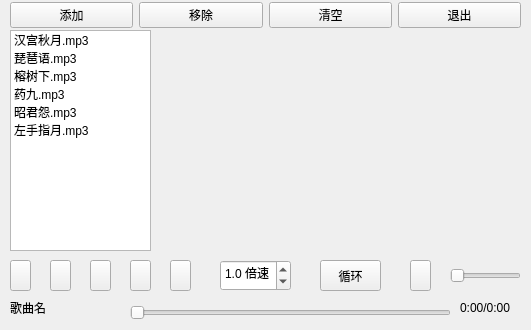
The window that mainwindow.ui (WLM-Git/16-1) describes before a commit, drawn with Qt 5.
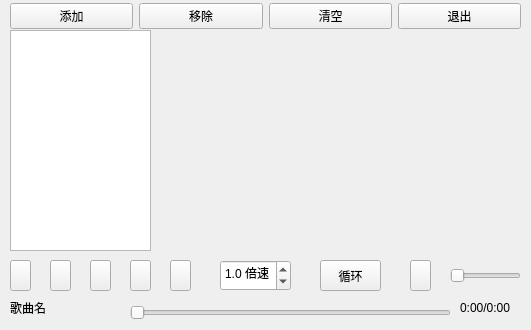
The same window after the commit. Icons and pictures are not drawn.

Diff of the .ui file:
```diff
--- a/mainwindow.ui
+++ b/mainwindow.ui
@@ -29,7 +29,7 @@
        <x>0</x>
        <y>0</y>
        <width>511</width>
-       <height>31</height>
+       <height>32</height>
       </rect>
      </property>
      <layout class="QHBoxLayout" name="horizontalLayout_2">
@@ -97,41 +97,6 @@
         <height>221</height>
        </rect>
       </property>
-      <item>
-       <property name="text">
-        <string>汉宫秋月.mp3</string>
-       </property>
-      </item>
-      <item>
-       <property name="text">
-        <string>琵琶语.mp3</string>
-       </property>
-      </item>
-      <item>
-       <property name="text">
-        <string>榕树下.mp3</string>
-       </property>
-      </item>
-      <item>
-       <property name="text">
-        <string>药九.mp3</string>
-       </property>
-      </item>
-      <item>
-       <property name="text">
-        <string>昭君怨.mp3</string>
-       </property>
-      </item>
-      <item>
-       <property name="text">
-        <string>左手指月.mp3</string>
-       </property>
-      </item>
-      <item>
-       <property name="text">
-        <string/>
-       </property>
-      </item>
      </widget>
      <widget class="QLabel" name="lab_picture">
       <property name="geometry">
```
Left out of the diff: 30 changed lines with no effect on the pictures.
